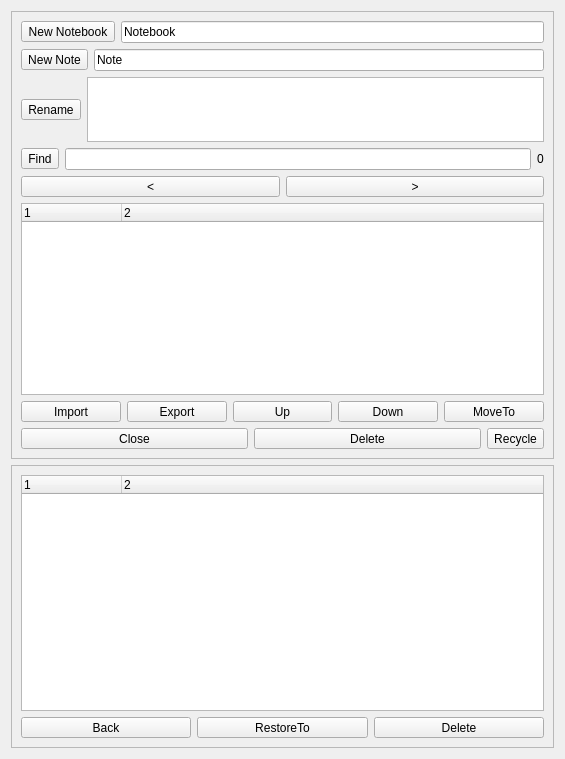
Above: src/NotesList.ui from ic005k/Knot-Legacy before the change. Below: the same form after it.
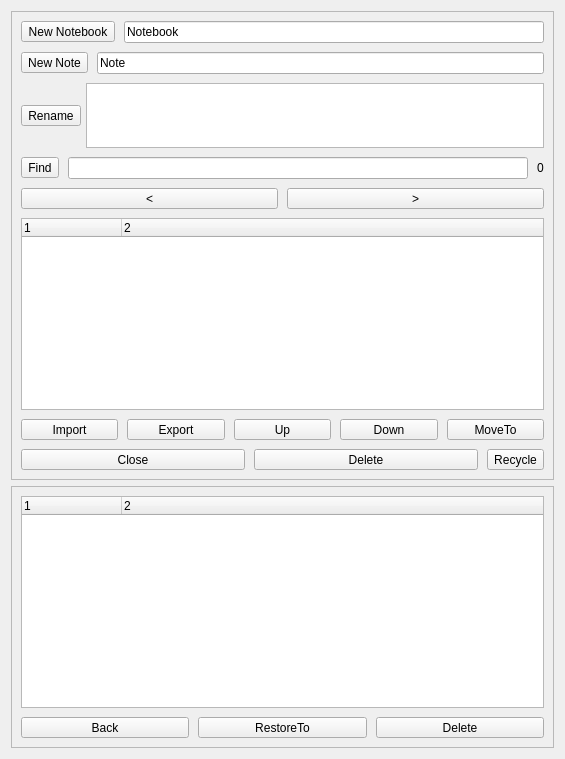
That is the form after the change. Icons and pictures are not drawn.

Commit message: Redesigned notes.

```diff
--- a/src/NotesList.ui
+++ b/src/NotesList.ui
@@ -34,6 +34,9 @@
       <enum>QFrame::Raised</enum>
      </property>
      <layout class="QVBoxLayout" name="verticalLayout">
+      <property name="spacing">
+       <number>9</number>
+      </property>
       <item>
        <layout class="QHBoxLayout" name="horizontalLayout_2">
         <item>
@@ -102,6 +105,9 @@
       </item>
       <item>
        <layout class="QHBoxLayout" name="horizontalLayout_4">
+        <property name="spacing">
+         <number>5</number>
+        </property>
         <item>
          <widget class="QToolButton" name="btnRename">
           <property name="sizePolicy">
@@ -222,6 +228,9 @@
       </item>
       <item>
        <layout class="QHBoxLayout" name="horizontalLayout_5">
+        <property name="spacing">
+         <number>9</number>
+        </property>
         <item>
          <widget class="QToolButton" name="btnImport">
           <property name="sizePolicy">
@@ -291,6 +300,9 @@
       </item>
       <item>
        <layout class="QHBoxLayout" name="horizontalLayout">
+        <property name="spacing">
+         <number>9</number>
+        </property>
         <item>
          <widget class="QToolButton" name="btnClose">
           <property name="sizePolicy">
@@ -341,6 +353,9 @@
       <enum>QFrame::Raised</enum>
      </property>
      <layout class="QVBoxLayout" name="verticalLayout_2">
+      <property name="spacing">
+       <number>9</number>
+      </property>
       <item>
        <widget class="QTreeWidget" name="treeWidgetRecycle">
         <column>
@@ -357,6 +372,9 @@
       </item>
       <item>
        <layout class="QHBoxLayout" name="horizontalLayout_6">
+        <property name="spacing">
+         <number>9</number>
+        </property>
         <item>
          <widget class="QToolButton" name="btnBack">
           <property name="sizePolicy">
```
The commit also changes 2 other files.
